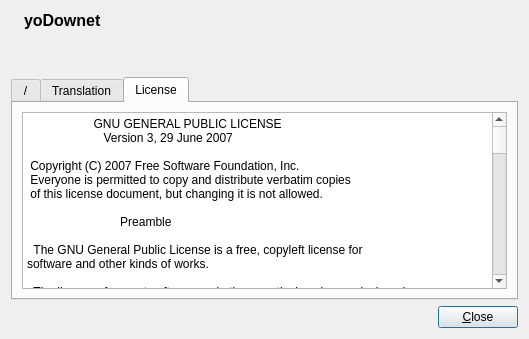
Alir3z4/yoDownet, file ui/aboutdialog.ui: the form before one commit.
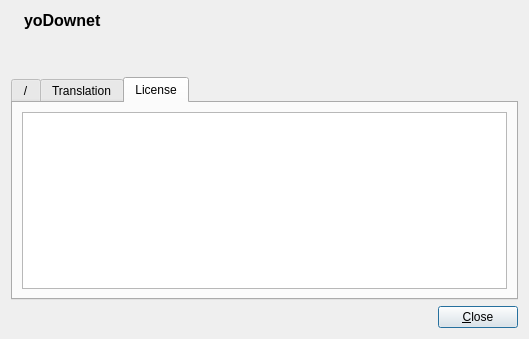
The form after the commit. The open tabs and pages were chosen to show the change. Icons and pictures are not drawn.

Commit message: Okay also remove license note from the thr about dialog since     yoDownet will access to it from the file-system

```diff
--- a/ui/aboutdialog.ui
+++ b/ui/aboutdialog.ui
@@ -184,681 +184,7 @@
           <bool>true</bool>
          </property>
          <property name="plainText">
-          <string notr="true">                    GNU GENERAL PUBLIC LICENSE
-                       Version 3, 29 June 2007
-
- Copyright (C) 2007 Free Software Foundation, Inc. &lt;http://fsf.org/&gt;
- Everyone is permitted to copy and distribute verbatim copies
- of this license document, but changing it is not allowed.
-
-                            Preamble
-
-  The GNU General Public License is a free, copyleft license for
-software and other kinds of works.
-
-  The licenses for most software and other practical works are designed
-to take away your freedom to share and change the works.  By contrast,
-the GNU General Public License is intended to guarantee your freedom to
-share and change all versions of a program--to make sure it remains free
-software for all its users.  We, the Free Software Foundation, use the
-GNU General Public License for most of our software; it applies also to
-any other work released this way by its authors.  You can apply it to
-your programs, too.
-
-  When we speak of free software, we are referring to freedom, not
-price.  Our General Public Licenses are designed to make sure that you
-have the freedom to distribute copies of free software (and charge for
-them if you wish), that you receive source code or can get it if you
-want it, that you can change the software or use pieces of it in new
-free programs, and that you know you can do these things.
-
-  To protect your rights, we need to prevent others from denying you
-these rights or asking you to surrender the rights.  Therefore, you have
-certain responsibilities if you distribute copies of the software, or if
-you modify it: responsibilities to respect the freedom of others.
-
-  For example, if you distribute copies of such a program, whether
-gratis or for a fee, you must pass on to the recipients the same
-freedoms that you received.  You must make sure that they, too, receive
-or can get the source code.  And you must show them these terms so they
-know their rights.
-
-  Developers that use the GNU GPL protect your rights with two steps:
-(1) assert copyright on the software, and (2) offer you this License
-giving you legal permission to copy, distribute and/or modify it.
-
-  For the developers' and authors' protection, the GPL clearly explains
-that there is no warranty for this free software.  For both users' and
-authors' sake, the GPL requires that modified versions be marked as
-changed, so that their problems will not be attributed erroneously to
-authors of previous versions.
-
-  Some devices are designed to deny users access to install or run
-modified versions of the software inside them, although the manufacturer
-can do so.  This is fundamentally incompatible with the aim of
-protecting users' freedom to change the software.  The systematic
-pattern of such abuse occurs in the area of products for individuals to
-use, which is precisely where it is most unacceptable.  Therefore, we
-have designed this version of the GPL to prohibit the practice for those
-products.  If such problems arise substantially in other domains, we
-stand ready to extend this provision to those domains in future versions
-of the GPL, as needed to protect the freedom of users.
-
-  Finally, every program is threatened constantly by software patents.
-States should not allow patents to restrict development and use of
-software on general-purpose computers, but in those that do, we wish to
-avoid the special danger that patents applied to a free program could
-make it effectively proprietary.  To prevent this, the GPL assures that
-patents cannot be used to render the program non-free.
-
-  The precise terms and conditions for copying, distribution and
-modification follow.
-
-                       TERMS AND CONDITIONS
-
-  0. Definitions.
-
-  &quot;This License&quot; refers to version 3 of the GNU General Public License.
-
-  &quot;Copyright&quot; also means copyright-like laws that apply to other kinds of
-works, such as semiconductor masks.
-
-  &quot;The Program&quot; refers to any copyrightable work licensed under this
-License.  Each licensee is addressed as &quot;you&quot;.  &quot;Licensees&quot; and
-&quot;recipients&quot; may be individuals or organizations.
-
-  To &quot;modify&quot; a work means to copy from or adapt all or part of the work
-in a fashion requiring copyright permission, other than the making of an
-exact copy.  The resulting work is called a &quot;modified version&quot; of the
-earlier work or a work &quot;based on&quot; the earlier work.
-
-  A &quot;covered work&quot; means either the unmodified Program or a work based
-on the Program.
-
-  To &quot;propagate&quot; a work means to do anything with it that, without
-permission, would make you directly or secondarily liable for
-infringement under applicable copyright law, except executing it on a
-computer or modifying a private copy.  Propagation includes copying,
-distribution (with or without modification), making available to the
-public, and in some countries other activities as well.
-
-  To &quot;convey&quot; a work means any kind of propagation that enables other
-parties to make or receive copies.  Mere interaction with a user through
-a computer network, with no transfer of a copy, is not conveying.
-
-  An interactive user interface displays &quot;Appropriate Legal Notices&quot;
-to the extent that it includes a convenient and prominently visible
-feature that (1) displays an appropriate copyright notice, and (2)
-tells the user that there is no warranty for the work (except to the
-extent that warranties are provided), that licensees may convey the
-work under this License, and how to view a copy of this License.  If
-the interface presents a list of user commands or options, such as a
-menu, a prominent item in the list meets this criterion.
-
-  1. Source Code.
-
-  The &quot;source code&quot; for a work means the preferred form of the work
-for making modifications to it.  &quot;Object code&quot; means any non-source
-form of a work.
-
-  A &quot;Standard Interface&quot; means an interface that either is an official
-standard defined by a recognized standards body, or, in the case of
-interfaces specified for a particular programming language, one that
-is widely used among developers working in that language.
-
-  The &quot;System Libraries&quot; of an executable work include anything, other
-than the work as a whole, that (a) is included in the normal form of
-packaging a Major Component, but which is not part of that Major
-Component, and (b) serves only to enable use of the work with that
-Major Component, or to implement a Standard Interface for which an
-implementation is available to the public in source code form.  A
-&quot;Major Component&quot;, in this context, means a major essential component
-(kernel, window system, and so on) of the specific operating system
-(if any) on which the executable work runs, or a compiler used to
-produce the work, or an object code interpreter used to run it.
-
-  The &quot;Corresponding Source&quot; for a work in object code form means all
-the source code needed to generate, install, and (for an executable
-work) run the object code and to modify the work, including scripts to
-control those activities.  However, it does not include the work's
-System Libraries, or general-purpose tools or generally available free
-programs which are used unmodified in performing those activities but
-which are not part of the work.  For example, Corresponding Source
-includes interface definition files associated with source files for
-the work, and the source code for shared libraries and dynamically
-linked subprograms that the work is specifically designed to require,
-such as by intimate data communication or control flow between those
-subprograms and other parts of the work.
-
-  The Corresponding Source need not include anything that users
-can regenerate automatically from other parts of the Corresponding
-Source.
-
-  The Corresponding Source for a work in source code form is that
-same work.
-
-  2. Basic Permissions.
-
-  All rights granted under this License are granted for the term of
-copyright on the Program, and are irrevocable provided the stated
-conditions are met.  This License explicitly affirms your unlimited
-permission to run the unmodified Program.  The output from running a
-covered work is covered by this License only if the output, given its
-content, constitutes a covered work.  This License acknowledges your
-rights of fair use or other equivalent, as provided by copyright law.
-
-  You may make, run and propagate covered works that you do not
-convey, without conditions so long as your license otherwise remains
-in force.  You may convey covered works to others for the sole purpose
-of having them make modifications exclusively for you, or provide you
-with facilities for running those works, provided that you comply with
-the terms of this License in conveying all material for which you do
-not control copyright.  Those thus making or running the covered works
-for you must do so exclusively on your behalf, under your direction
-and control, on terms that prohibit them from making any copies of
-your copyrighted material outside their relationship with you.
-
-  Conveying under any other circumstances is permitted solely under
-the conditions stated below.  Sublicensing is not allowed; section 10
-makes it unnecessary.
-
-  3. Protecting Users' Legal Rights From Anti-Circumvention Law.
-
-  No covered work shall be deemed part of an effective technological
-measure under any applicable law fulfilling obligations under article
-11 of the WIPO copyright treaty adopted on 20 December 1996, or
-similar laws prohibiting or restricting circumvention of such
-measures.
-
-  When you convey a covered work, you waive any legal power to forbid
-circumvention of technological measures to the extent such circumvention
-is effected by exercising rights under this License with respect to
-the covered work, and you disclaim any intention to limit operation or
-modification of the work as a means of enforcing, against the work's
-users, your or third parties' legal rights to forbid circumvention of
-technological measures.
-
-  4. Conveying Verbatim Copies.
-
-  You may convey verbatim copies of the Program's source code as you
-receive it, in any medium, provided that you conspicuously and
-appropriately publish on each copy an appropriate copyright notice;
-keep intact all notices stating that this License and any
-non-permissive terms added in accord with section 7 apply to the code;
-keep intact all notices of the absence of any warranty; and give all
-recipients a copy of this License along with the Program.
-
-  You may charge any price or no price for each copy that you convey,
-and you may offer support or warranty protection for a fee.
-
-  5. Conveying Modified Source Versions.
-
-  You may convey a work based on the Program, or the modifications to
-produce it from the Program, in the form of source code under the
-terms of section 4, provided that you also meet all of these conditions:
-
-    a) The work must carry prominent notices stating that you modified
-    it, and giving a relevant date.
-
-    b) The work must carry prominent notices stating that it is
-    released under this License and any conditions added under section
-    7.  This requirement modifies the requirement in section 4 to
-    &quot;keep intact all notices&quot;.
-
-    c) You must license the entire work, as a whole, under this
-    License to anyone who comes into possession of a copy.  This
-    License will therefore apply, along with any applicable section 7
-    additional terms, to the whole of the work, and all its parts,
-    regardless of how they are packaged.  This License gives no
-    permission to license the work in any other way, but it does not
-    invalidate such permission if you have separately received it.
-
-    d) If the work has interactive user interfaces, each must display
-    Appropriate Legal Notices; however, if the Program has interactive
-    interfaces that do not display Appropriate Legal Notices, your
-    work need not make them do so.
-
-  A compilation of a covered work with other separate and independent
-works, which are not by their nature extensions of the covered work,
-and which are not combined with it such as to form a larger program,
-in or on a volume of a storage or distribution medium, is called an
-&quot;aggregate&quot; if the compilation and its resulting copyright are not
-used to limit the access or legal rights of the compilation's users
-beyond what the individual works permit.  Inclusion of a covered work
-in an aggregate does not cause this License to apply to the other
-parts of the aggregate.
-
-  6. Conveying Non-Source Forms.
-
-  You may convey a covered work in object code form under the terms
-of sections 4 and 5, provided that you also convey the
-machine-readable Corresponding Source under the terms of this License,
-in one of these ways:
-
-    a) Convey the object code in, or embodied in, a physical product
-    (including a physical distribution medium), accompanied by the
-    Corresponding Source fixed on a durable physical medium
-    customarily used for software interchange.
-
-    b) Convey the object code in, or embodied in, a physical product
-    (including a physical distribution medium), accompanied by a
-    written offer, valid for at least three years and valid for as
-    long as you offer spare parts or customer support for that product
-    model, to give anyone who possesses the object code either (1) a
-    copy of the Corresponding Source for all the software in the
-    product that is covered by this License, on a durable physical
-    medium customarily used for software interchange, for a price no
-    more than your reasonable cost of physically performing this
-    conveying of source, or (2) access to copy the
-    Corresponding Source from a network server at no charge.
-
-    c) Convey individual copies of the object code with a copy of the
-    written offer to provide the Corresponding Source.  This
-    alternative is allowed only occasionally and noncommercially, and
-    only if you received the object code with such an offer, in accord
-    with subsection 6b.
-
-    d) Convey the object code by offering access from a designated
-    place (gratis or for a charge), and offer equivalent access to the
-    Corresponding Source in the same way through the same place at no
-    further charge.  You need not require recipients to copy the
-    Corresponding Source along with the object code.  If the place to
-    copy the object code is a network server, the Corresponding Source
-    may be on a different server (operated by you or a third party)
-    that supports equivalent copying facilities, provided you maintain
-    clear directions next to the object code saying where to find the
-    Corresponding Source.  Regardless of what server hosts the
-    Corresponding Source, you remain obligated to ensure that it is
-    available for as long as needed to satisfy these requirements.
-
-    e) Convey the object code using peer-to-peer transmission, provided
-    you inform other peers where the object code and Corresponding
-    Source of the work are being offered to the general public at no
-    charge under subsection 6d.
-
-  A separable portion of the object code, whose source code is excluded
-from the Corresponding Source as a System Library, need not be
-included in conveying the object code work.
-
-  A &quot;User Product&quot; is either (1) a &quot;consumer product&quot;, which means any
-tangible personal property which is normally used for personal, family,
-or household purposes, or (2) anything designed or sold for incorporation
-into a dwelling.  In determining whether a product is a consumer product,
-doubtful cases shall be resolved in favor of coverage.  For a particular
-product received by a particular user, &quot;normally used&quot; refers to a
-typical or common use of that class of product, regardless of the status
-of the particular user or of the way in which the particular user
-actually uses, or expects or is expected to use, the product.  A product
-is a consumer product regardless of whether the product has substantial
-commercial, industrial or non-consumer uses, unless such uses represent
-the only significant mode of use of the product.
-
-  &quot;Installation Information&quot; for a User Product means any methods,
-procedures, authorization keys, or other information required to install
-and execute modified versions of a covered work in that User Product from
-a modified version of its Corresponding Source.  The information must
-suffice to ensure that the continued functioning of the modified object
-code is in no case prevented or interfered with solely because
-modification has been made.
-
-  If you convey an object code work under this section in, or with, or
-specifically for use in, a User Product, and the conveying occurs as
-part of a transaction in which the right of possession and use of the
-User Product is transferred to the recipient in perpetuity or for a
-fixed term (regardless of how the transaction is characterized), the
-Corresponding Source conveyed under this section must be accompanied
-by the Installation Information.  But this requirement does not apply
-if neither you nor any third party retains the ability to install
-modified object code on the User Product (for example, the work has
-been installed in ROM).
-
-  The requirement to provide Installation Information does not include a
-requirement to continue to provide support service, warranty, or updates
-for a work that has been modified or installed by the recipient, or for
-the User Product in which it has been modified or installed.  Access to a
-network may be denied when the modification itself materially and
-adversely affects the operation of the network or violates the rules and
-protocols for communication across the network.
-
-  Corresponding Source conveyed, and Installation Information provided,
-in accord with this section must be in a format that is publicly
-documented (and with an implementation available to the public in
-source code form), and must require no special password or key for
-unpacking, reading or copying.
-
-  7. Additional Terms.
-
-  &quot;Additional permissions&quot; are terms that supplement the terms of this
-License by making exceptions from one or more of its conditions.
-Additional permissions that are applicable to the entire Program shall
-be treated as though they were included in this License, to the extent
-that they are valid under applicable law.  If additional permissions
-apply only to part of the Program, that part may be used separately
-under those permissions, but the entire Program remains governed by
-this License without regard to the additional permissions.
-
-  When you convey a copy of a covered work, you may at your option
-remove any additional permissions from that copy, or from any part of
-it.  (Additional permissions may be written to require their own
-removal in certain cases when you modify the work.)  You may place
-additional permissions on material, added by you to a covered work,
-for which you have or can give appropriate copyright permission.
-
-  Notwithstanding any other provision of this License, for material you
-add to a covered work, you may (if authorized by the copyright holders of
-that material) supplement the terms of this License with terms:
-
-    a) Disclaiming warranty or limiting liability differently from the
-    terms of sections 15 and 16 of this License; or
-
-    b) Requiring preservation of specified reasonable legal notices or
-    author attributions in that material or in the Appropriate Legal
-    Notices displayed by works containing it; or
-
-    c) Prohibiting misrepresentation of the origin of that material, or
-    requiring that modified versions of such material be marked in
-    reasonable ways as different from the original version; or
-
-    d) Limiting the use for publicity purposes of names of licensors or
-    authors of the material; or
-
-    e) Declining to grant rights under trademark law for use of some
-    trade names, trademarks, or service marks; or
-
-    f) Requiring indemnification of licensors and authors of that
-    material by anyone who conveys the material (or modified versions of
-    it) with contractual assumptions of liability to the recipient, for
-    any liability that these contractual assumptions directly impose on
-    those licensors and authors.
-
-  All other non-permissive additional terms are considered &quot;further
-restrictions&quot; within the meaning of section 10.  If the Program as you
-received it, or any part of it, contains a notice stating that it is
-governed by this License along with a term that is a further
-restriction, you may remove that term.  If a license document contains
-a further restriction but permits relicensing or conveying under this
-License, you may add to a covered work material governed by the terms
-of that license document, provided that the further restriction does
-not survive such relicensing or conveying.
-
-  If you add terms to a covered work in accord with this section, you
-must place, in the relevant source files, a statement of the
-additional terms that apply to those files, or a notice indicating
-where to find the applicable terms.
-
-  Additional terms, permissive or non-permissive, may be stated in the
-form of a separately written license, or stated as exceptions;
-the above requirements apply either way.
-
-  8. Termination.
-
-  You may not propagate or modify a covered work except as expressly
-provided under this License.  Any attempt otherwise to propagate or
-modify it is void, and will automatically terminate your rights under
-this License (including any patent licenses granted under the third
-paragraph of section 11).
-
-  However, if you cease all violation of this License, then your
-license from a particular copyright holder is reinstated (a)
-provisionally, unless and until the copyright holder explicitly and
-finally terminates your license, and (b) permanently, if the copyright
-holder fails to notify you of the violation by some reasonable means
-prior to 60 days after the cessation.
-
-  Moreover, your license from a particular copyright holder is
-reinstated permanently if the copyright holder notifies you of the
-violation by some reasonable means, this is the first time you have
-received notice of violation of this License (for any work) from that
-copyright holder, and you cure the violation prior to 30 days after
-your receipt of the notice.
-
-  Termination of your rights under this section does not terminate the
-licenses of parties who have received copies or rights from you under
-this License.  If your rights have been terminated and not permanently
-reinstated, you do not qualify to receive new licenses for the same
-material under section 10.
-
-  9. Acceptance Not Required for Having Copies.
-
-  You are not required to accept this License in order to receive or
-run a copy of the Program.  Ancillary propagation of a covered work
-occurring solely as a consequence of using peer-to-peer transmission
-to receive a copy likewise does not require acceptance.  However,
-nothing other than this License grants you permission to propagate or
-modify any covered work.  These actions infringe copyright if you do
-not accept this License.  Therefore, by modifying or propagating a
-covered work, you indicate your acceptance of this License to do so.
-
-  10. Automatic Licensing of Downstream Recipients.
-
-  Each time you convey a covered work, the recipient automatically
-receives a license from the original licensors, to run, modify and
-propagate that work, subject to this License.  You are not responsible
-for enforcing compliance by third parties with this License.
-
-  An &quot;entity transaction&quot; is a transaction transferring control of an
-organization, or substantially all assets of one, or subdividing an
-organization, or merging organizations.  If propagation of a covered
-work results from an entity transaction, each party to that
-transaction who receives a copy of the work also receives whatever
-licenses to the work the party's predecessor in interest had or could
-give under the previous paragraph, plus a right to possession of the
-Corresponding Source of the work from the predecessor in interest, if
-the predecessor has it or can get it with reasonable efforts.
-
-  You may not impose any further restrictions on the exercise of the
-rights granted or affirmed under this License.  For example, you may
-not impose a license fee, royalty, or other charge for exercise of
-rights granted under this License, and you may not initiate litigation
-(including a cross-claim or counterclaim in a lawsuit) alleging that
-any patent claim is infringed by making, using, selling, offering for
-sale, or importing the Program or any portion of it.
-
-  11. Patents.
-
-  A &quot;contributor&quot; is a copyright holder who authorizes use under this
-License of the Program or a work on which the Program is based.  The
-work thus licensed is called the contributor's &quot;contributor version&quot;.
-
-  A contributor's &quot;essential patent claims&quot; are all patent claims
-owned or controlled by the contributor, whether already acquired or
-hereafter acquired, that would be infringed by some manner, permitted
-by this License, of making, using, or selling its contributor version,
-but do not include claims that would be infringed only as a
-consequence of further modification of the contributor version.  For
-purposes of this definition, &quot;control&quot; includes the right to grant
-patent sublicenses in a manner consistent with the requirements of
-this License.
-
-  Each contributor grants you a non-exclusive, worldwide, royalty-free
-patent license under the contributor's essential patent claims, to
-make, use, sell, offer for sale, import and otherwise run, modify and
-propagate the contents of its contributor version.
-
-  In the following three paragraphs, a &quot;patent license&quot; is any express
-agreement or commitment, however denominated, not to enforce a patent
-(such as an express permission to practice a patent or covenant not to
-sue for patent infringement).  To &quot;grant&quot; such a patent license to a
-party means to make such an agreement or commitment not to enforce a
-patent against the party.
-
-  If you convey a covered work, knowingly relying on a patent license,
-and the Corresponding Source of the work is not available for anyone
-to copy, free of charge and under the terms of this License, through a
-publicly available network server or other readily accessible means,
-then you must either (1) cause the Corresponding Source to be so
-available, or (2) arrange to deprive yourself of the benefit of the
-patent license for this particular work, or (3) arrange, in a manner
-consistent with the requirements of this License, to extend the patent
-license to downstream recipients.  &quot;Knowingly relying&quot; means you have
-actual knowledge that, but for the patent license, your conveying the
-covered work in a country, or your recipient's use of the covered work
-in a country, would infringe one or more identifiable patents in that
-country that you have reason to believe are valid.
-
-  If, pursuant to or in connection with a single transaction or
-arrangement, you convey, or propagate by procuring conveyance of, a
-covered work, and grant a patent license to some of the parties
-receiving the covered work authorizing them to use, propagate, modify
-or convey a specific copy of the covered work, then the patent license
-you grant is automatically extended to all recipients of the covered
-work and works based on it.
-
-  A patent license is &quot;discriminatory&quot; if it does not include within
-the scope of its coverage, prohibits the exercise of, or is
-conditioned on the non-exercise of one or more of the rights that are
-specifically granted under this License.  You may not convey a covered
-work if you are a party to an arrangement with a third party that is
-in the business of distributing software, under which you make payment
-to the third party based on the extent of your activity of conveying
-the work, and under which the third party grants, to any of the
-parties who would receive the covered work from you, a discriminatory
-patent license (a) in connection with copies of the covered work
-conveyed by you (or copies made from those copies), or (b) primarily
-for and in connection with specific products or compilations that
-contain the covered work, unless you entered into that arrangement,
-or that patent license was granted, prior to 28 March 2007.
-
-  Nothing in this License shall be construed as excluding or limiting
-any implied license or other defenses to infringement that may
-otherwise be available to you under applicable patent law.
-
-  12. No Surrender of Others' Freedom.
-
-  If conditions are imposed on you (whether by court order, agreement or
-otherwise) that contradict the conditions of this License, they do not
-excuse you from the conditions of this License.  If you cannot convey a
-covered work so as to satisfy simultaneously your obligations under this
-License and any other pertinent obligations, then as a consequence you may
-not convey it at all.  For example, if you agree to terms that obligate you
-to collect a royalty for further conveying from those to whom you convey
-the Program, the only way you could satisfy both those terms and this
-License would be to refrain entirely from conveying the Program.
-
-  13. Use with the GNU Affero General Public License.
-
-  Notwithstanding any other provision of this License, you have
-permission to link or combine any covered work with a work licensed
-under version 3 of the GNU Affero General Public License into a single
-combined work, and to convey the resulting work.  The terms of this
-License will continue to apply to the part which is the covered work,
-but the special requirements of the GNU Affero General Public License,
-section 13, concerning interaction through a network will apply to the
-combination as such.
-
-  14. Revised Versions of this License.
-
-  The Free Software Foundation may publish revised and/or new versions of
-the GNU General Public License from time to time.  Such new versions will
-be similar in spirit to the present version, but may differ in detail to
-address new problems or concerns.
-
-  Each version is given a distinguishing version number.  If the
-Program specifies that a certain numbered version of the GNU General
-Public License &quot;or any later version&quot; applies to it, you have the
-option of following the terms and conditions either of that numbered
-version or of any later version published by the Free Software
-Foundation.  If the Program does not specify a version number of the
-GNU General Public License, you may choose any version ever published
-by the Free Software Foundation.
-
-  If the Program specifies that a proxy can decide which future
-versions of the GNU General Public License can be used, that proxy's
-public statement of acceptance of a version permanently authorizes you
-to choose that version for the Program.
-
-  Later license versions may give you additional or different
-permissions.  However, no additional obligations are imposed on any
-author or copyright holder as a result of your choosing to follow a
-later version.
-
-  15. Disclaimer of Warranty.
-
-  THERE IS NO WARRANTY FOR THE PROGRAM, TO THE EXTENT PERMITTED BY
-APPLICABLE LAW.  EXCEPT WHEN OTHERWISE STATED IN WRITING THE COPYRIGHT
-HOLDERS AND/OR OTHER PARTIES PROVIDE THE PROGRAM &quot;AS IS&quot; WITHOUT WARRANTY
-OF ANY KIND, EITHER EXPRESSED OR IMPLIED, INCLUDING, BUT NOT LIMITED TO,
-THE IMPLIED WARRANTIES OF MERCHANTABILITY AND FITNESS FOR A PARTICULAR
-PURPOSE.  THE ENTIRE RISK AS TO THE QUALITY AND PERFORMANCE OF THE PROGRAM
-IS WITH YOU.  SHOULD THE PROGRAM PROVE DEFECTIVE, YOU ASSUME THE COST OF
-ALL NECESSARY SERVICING, REPAIR OR CORRECTION.
-
-  16. Limitation of Liability.
-
-  IN NO EVENT UNLESS REQUIRED BY APPLICABLE LAW OR AGREED TO IN WRITING
-WILL ANY COPYRIGHT HOLDER, OR ANY OTHER PARTY WHO MODIFIES AND/OR CONVEYS
-THE PROGRAM AS PERMITTED ABOVE, BE LIABLE TO YOU FOR DAMAGES, INCLUDING ANY
-GENERAL, SPECIAL, INCIDENTAL OR CONSEQUENTIAL DAMAGES ARISING OUT OF THE
-USE OR INABILITY TO USE THE PROGRAM (INCLUDING BUT NOT LIMITED TO LOSS OF
-DATA OR DATA BEING RENDERED INACCURATE OR LOSSES SUSTAINED BY YOU OR THIRD
-PARTIES OR A FAILURE OF THE PROGRAM TO OPERATE WITH ANY OTHER PROGRAMS),
-EVEN IF SUCH HOLDER OR OTHER PARTY HAS BEEN ADVISED OF THE POSSIBILITY OF
-SUCH DAMAGES.
-
-  17. Interpretation of Sections 15 and 16.
-
-  If the disclaimer of warranty and limitation of liability provided
-above cannot be given local legal effect according to their terms,
-reviewing courts shall apply local law that most closely approximates
-an absolute waiver of all civil liability in connection with the
-Program, unless a warranty or assumption of liability accompanies a
-copy of the Program in return for a fee.
-
-                     END OF TERMS AND CONDITIONS
-
-            How to Apply These Terms to Your New Programs
-
-  If you develop a new program, and you want it to be of the greatest
-possible use to the public, the best way to achieve this is to make it
-free software which everyone can redistribute and change under these terms.
-
-  To do so, attach the following notices to the program.  It is safest
-to attach them to the start of each source file to most effectively
-state the exclusion of warranty; and each file should have at least
-the &quot;copyright&quot; line and a pointer to where the full notice is found.
-
-    &lt;one line to give the program's name and a brief idea of what it does.&gt;
-    Copyright (C) &lt;year&gt;  &lt;name of author&gt;
-
-    This program is free software: you can redistribute it and/or modify
-    it under the terms of the GNU General Public License as published by
-    the Free Software Foundation, either version 3 of the License, or
-    (at your option) any later version.
-
-    This program is distributed in the hope that it will be useful,
-    but WITHOUT ANY WARRANTY; without even the implied warranty of
-    MERCHANTABILITY or FITNESS FOR A PARTICULAR PURPOSE.  See the
-    GNU General Public License for more details.
-
-    You should have received a copy of the GNU General Public License
-    along with this program.  If not, see &lt;http://www.gnu.org/licenses/&gt;.
-
-Also add information on how to contact you by electronic and paper mail.
-
-  If the program does terminal interaction, make it output a short
-notice like this when it starts in an interactive mode:
-
-    &lt;program&gt;  Copyright (C) &lt;year&gt;  &lt;name of author&gt;
-    This program comes with ABSOLUTELY NO WARRANTY; for details type `show w'.
-    This is free software, and you are welcome to redistribute it
-    under certain conditions; type `show c' for details.
-
-The hypothetical commands `show w' and `show c' should show the appropriate
-parts of the General Public License.  Of course, your program's commands
-might be different; for a GUI interface, you would use an &quot;about box&quot;.
-
-  You should also get your employer (if you work as a programmer) or school,
-if any, to sign a &quot;copyright disclaimer&quot; for the program, if necessary.
-For more information on this, and how to apply and follow the GNU GPL, see
-&lt;http://www.gnu.org/licenses/&gt;.
-
-  The GNU General Public License does not permit incorporating your program
-into proprietary programs.  If your program is a subroutine library, you
-may consider it more useful to permit linking proprietary applications with
-the library.  If this is what you want to do, use the GNU Lesser General
-Public License instead of this License.  But first, please read
-&lt;http://www.gnu.org/philosophy/why-not-lgpl.html&gt;.
-</string>
+          <string notr="true"/>
          </property>
         </widget>
        </item>
```
Left out of the diff: 4 changed lines with no effect on the pictures. The commit also changes 1 other file.
